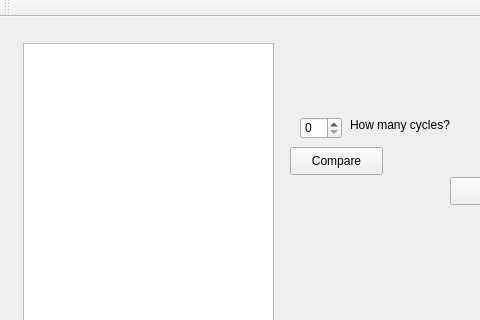
Before: the Qt Designer form ranking-app/gui/MainWindow.ui in EthanRansberger/match-based-item-ranker, drawn with Qt 5; both pictures show x 0 to 480 and y 0 to 320 of the 800 by 600 pixel window.
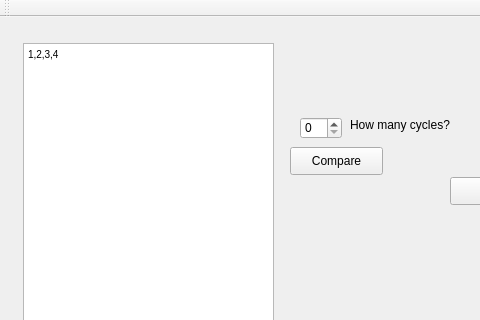
After: the same form once the commit is applied.

Diff of the .ui file:
```diff
--- a/ranking-app/gui/MainWindow.ui
+++ b/ranking-app/gui/MainWindow.ui
@@ -23,6 +23,14 @@
       <height>301</height>
      </rect>
     </property>
+    <property name="html">
+     <string>&lt;!DOCTYPE HTML PUBLIC &quot;-//W3C//DTD HTML 4.0//EN&quot; &quot;http://www.w3.org/TR/REC-html40/strict.dtd&quot;&gt;
+&lt;html&gt;&lt;head&gt;&lt;meta name=&quot;qrichtext&quot; content=&quot;1&quot; /&gt;&lt;style type=&quot;text/css&quot;&gt;
+p, li { white-space: pre-wrap; }
+&lt;/style&gt;&lt;/head&gt;&lt;body style=&quot; font-family:'MS Shell Dlg 2'; font-size:7.8pt; font-weight:400; font-style:normal;&quot;&gt;
+&lt;p style=&quot; margin-top:0px; margin-bottom:0px; margin-left:0px; margin-right:0px; -qt-block-indent:0; text-indent:0px;&quot;&gt;1,2,3,4&lt;/p&gt;
+&lt;p style=&quot;-qt-paragraph-type:empty; margin-top:0px; margin-bottom:0px; margin-left:0px; margin-right:0px; -qt-block-indent:0; text-indent:0px;&quot;&gt;&lt;br /&gt;&lt;/p&gt;&lt;/body&gt;&lt;/html&gt;</string>
+    </property>
    </widget>
    <widget class="QLabel" name="listRulesLabel">
     <property name="geometry">
```
